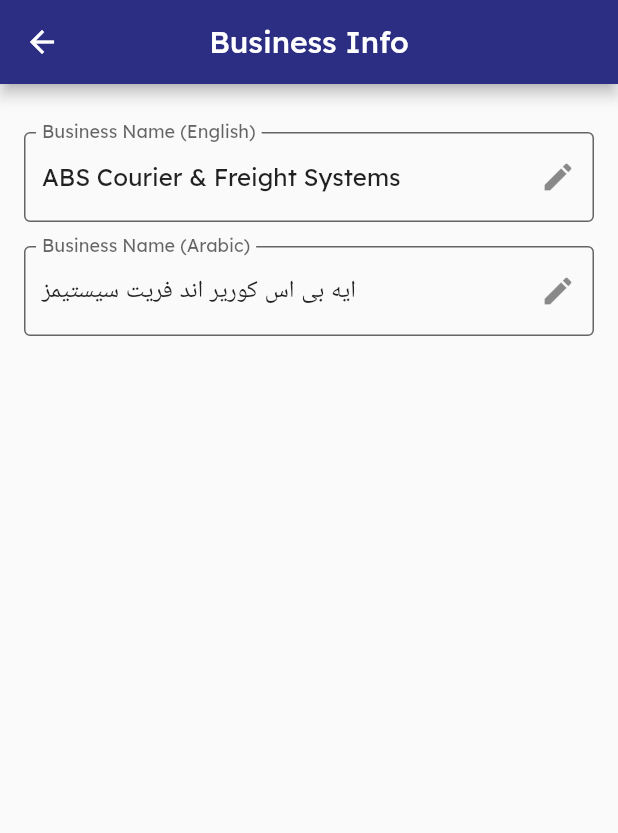
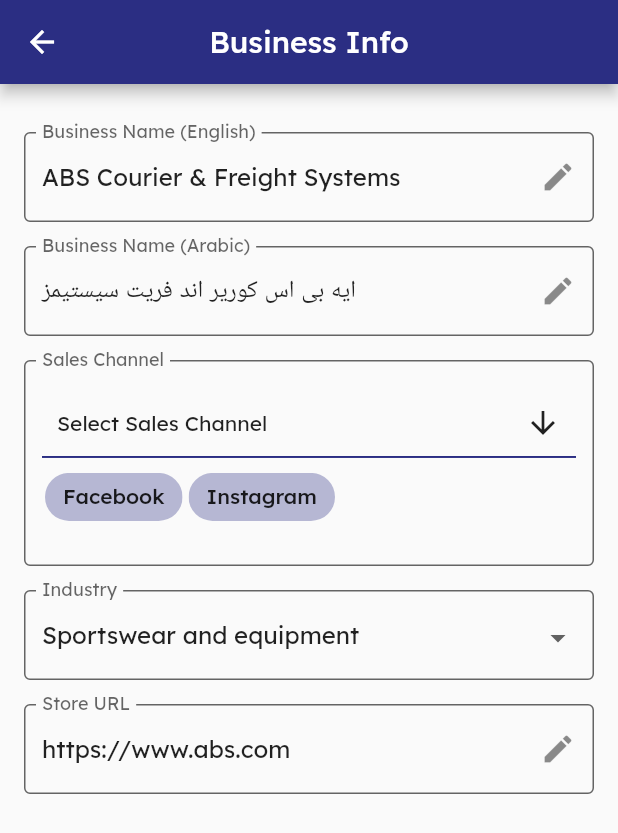
Before and after one commit to adhamahmed4/abs_mobile_app, a Flutter app: the BusinessInfoPage screen opened directly, on a phone screen of 412 x 824 dp. Shown: the top 833 px of the screen. Run offline on Flutter 3.47's test engine with Material 2 defaults, Android fonts, the phone set to English and light mode, and no system bars; drawn by our look-alikes of multi_select_flutter; our stand-ins replace email_validator, google_fonts, google_nav_bar.

Commit message:
businessInfo Update

```diff
--- a/lib/More/Settings/BusinessInfo/businessInfo.dart
+++ b/lib/More/Settings/BusinessInfo/businessInfo.dart
@@ -1,4 +1,5 @@
 import 'package:flutter/material.dart';
+import 'package:multi_select_flutter/multi_select_flutter.dart';
 
 class BusinessInfoPage extends StatefulWidget {
   @override
@@ -10,13 +11,16 @@ class _BusinessInfoPageState extends State<BusinessInfoPage> {
       TextEditingController(text: "ABS Courier & Freight Systems");
   TextEditingController _arabicNameController =
       TextEditingController(text: "ايه بى اس كورير اند فريت سيستيمز");
+  TextEditingController _storeURLController =
+      TextEditingController(text: "https://www.abs.com");
 
   bool _englishNameEditable =
       false; // Track if the name field has been modified
   bool _arabicNameEditable = false; // Track if the name field has been modified
+  bool _storeURLEditable = false; // Track if the name field has been modified
 
-  String _selectedEnglishDropdownValue = 'Option 1';
-  String _selectedArabicDropdownValue = 'Option 1';
+  List<String> _selectedSalesChannels = ['Facebook', 'Instagram'];
+  String _selectedIndustry = 'Sportswear and equipment';
 
   @override
   Widget build(BuildContext context) {
@@ -99,6 +103,122 @@ class _BusinessInfoPageState extends State<BusinessInfoPage> {
                       ),
                     ),
                   ),
+                  Padding(
+                    padding: const EdgeInsets.fromLTRB(0, 0, 0, 16),
+                    child: InputDecorator(
+                      decoration: InputDecoration(
+                        fillColor: Color.fromARGB(255, 250, 250, 250),
+                        filled: true,
+                        border: OutlineInputBorder(
+                          borderSide: BorderSide(color: Color(0xFFFFAB4A)),
+                        ),
+                        labelText: 'Sales Channel',
+                      ),
+                      child: MultiSelectDialogField(
+                        items: <MultiSelectItem<String>>[
+                          MultiSelectItem<String>('Facebook', 'Facebook'),
+                          MultiSelectItem<String>('Instagram', 'Instagram'),
+                          MultiSelectItem<String>('Website', 'Website'),
+                          MultiSelectItem<String>('Marketplace', 'Marketplace'),
+                        ],
+                        listType: MultiSelectListType.CHIP,
+                        onConfirm: (selectedItems) {
+                          setState(() {
+                            _selectedSalesChannels =
+                                List<String>.from(selectedItems);
+                          });
+                        },
+                        initialValue: _selectedSalesChannels,
+                        buttonText: Text('Select Sales Channel'),
+                        chipDisplay: MultiSelectChipDisplay(),
+                        searchHint: 'Search Sales Channels',
+                      ),
+                    ),
+                  ),
+                  Padding(
+                    padding: const EdgeInsets.fromLTRB(0, 0, 0, 16),
+                    child: InputDecorator(
+                      decoration: InputDecoration(
+                        fillColor: Color.fromARGB(255, 250, 250, 250),
+                        filled: true,
+                        border: OutlineInputBorder(
+                          borderSide: BorderSide(color: Color(0xFFFFAB4A)),
+                        ),
+                        labelText: 'Industry',
+                      ),
+                      child: Container(
+                        height: 20,
+                        child: DropdownButtonHideUnderline(
+                          child: DropdownButton<String>(
+                            value: _selectedIndustry,
+                            onChanged: (newValue) {
+                              setState(() {
+                                _selectedIndustry = newValue!;
+                              });
+                            },
+                            items: <String>[
+                              'Electronics',
+                              'Books, arts, and media',
+                              'Healthcare supplements',
+                              'Cosmetics and personal care',
+                              'Fashion',
+                              'Furniture and appliances',
+                              'Home and living',
+                              'Jewelery and accessories',
+                              'Leather',
+                              'Mothers and babies',
+                              'Medical supplies',
+                              'Office equipment and supplies',
+                              'Pet supplies',
+                              'Sportswear and equipment',
+                              'Toys',
+                              'E-commerce',
+                              'Food',
+                              'Shoes'
+                            ].map<DropdownMenuItem<String>>((String value) {
+                              return DropdownMenuItem<String>(
+                                value: value,
+                                child: Text(value),
+                              );
+                            }).toList(),
+                          ),
+                        ),
+                      ),
+                    ),
+                  ),
+                  Padding(
+                    padding: const EdgeInsets.fromLTRB(0, 0, 0, 16),
+                    child: TextField(
+                      controller: _storeURLController,
+                      readOnly: !_storeURLEditable,
+                      decoration: InputDecoration(
+                        fillColor: Color.fromARGB(255, 250, 250, 250),
+                        filled: true,
+                        border: OutlineInputBorder(
+                            borderSide: BorderSide(color: Color(0xFFFFAB4A))),
+                        labelText: 'Store URL',
+                        suffixIcon: IconButton(
+                          onPressed: () {
+                            setState(() {
+                              if (_storeURLEditable) {
+                                setState(() {
+                                  _storeURLEditable = !_storeURLEditable;
+                                });
+                              } else {
+                                setState(() {
+                                  _storeURLEditable = !_storeURLEditable;
+                                });
+                              }
+                            });
+                          },
+                          icon: Icon(_storeURLEditable
+                              ? Icons.save
+                              : Icons
+                                  .edit), // Change the icon based on edit mode
+                        ),
+                      ),
+                    ),
+                  ),
                 ],
               ),
             ),
--- a/pubspec.yaml
+++ b/pubspec.yaml
@@ -42,6 +42,7 @@ dependencies:
   http: ^0.13.6
   google_nav_bar: ^5.0.6
   email_validator: ^2.1.17
+  multi_select_flutter: ^4.1.3
 
 dev_dependencies:
   flutter_test:
```
Also changed, not shown: pubspec.lock.
